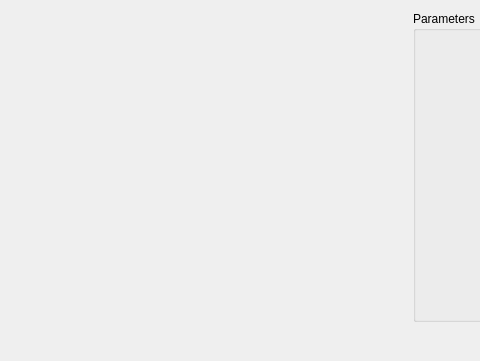
Above: Software/RF2DFieldSolver/Scenarios/scenario.ui from jankae/RF2DFieldSolver before the change; both pictures show x 0 to 480 and y 0 to 361 of the 711 by 361 pixel window. Below: the same form after it.
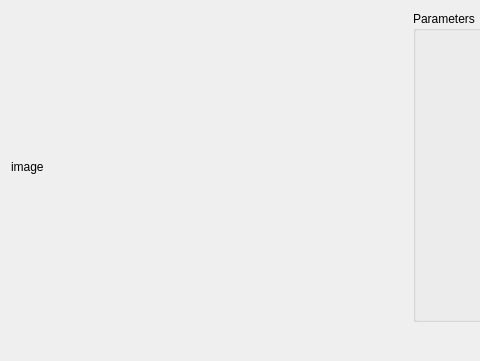
That is the form after the change. Custom widgets are drawn as their Qt base class.

Commit message: images + common single ended scenarios

Patch:
```diff
--- a/Software/RF2DFieldSolver/Scenarios/scenario.ui
+++ b/Software/RF2DFieldSolver/Scenarios/scenario.ui
@@ -17,7 +17,11 @@
    <item>
     <layout class="QHBoxLayout" name="horizontalLayout" stretch="1,0,0">
      <item>
-      <widget class="QWidget" name="image" native="true"/>
+      <widget class="QLabel" name="image">
+       <property name="text">
+        <string>image</string>
+       </property>
+      </widget>
      </item>
      <item>
       <widget class="QGroupBox" name="parameters">
```
The commit also changes 26 other files.
